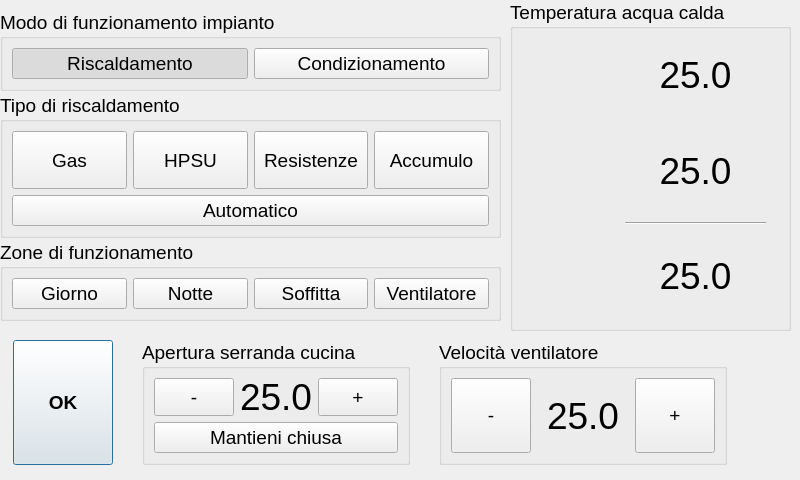
Qt form dlg_control.ui (pillo79/home-control) before a commit.
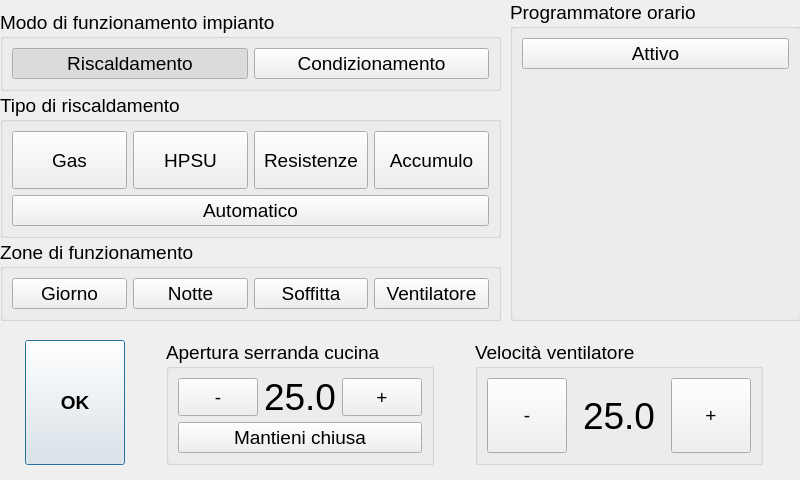
The same form after that commit. Icons and pictures are not drawn.

Commit message: [feat] control: programmatore orario fisso

What changed in the file:
```diff
--- a/dlg_control.ui
+++ b/dlg_control.ui
@@ -36,282 +36,6 @@
   <property name="windowTitle">
    <string>Form</string>
   </property>
-  <widget class="QGroupBox" name="groupBox_3">
-   <property name="geometry">
-    <rect>
-     <x>510</x>
-     <y>0</y>
-     <width>281</width>
-     <height>331</height>
-    </rect>
-   </property>
-   <property name="title">
-    <string>Temperatura acqua calda</string>
-   </property>
-   <widget class="QLabel" name="label">
-    <property name="geometry">
-     <rect>
-      <x>10</x>
-      <y>30</y>
-      <width>111</width>
-      <height>181</height>
-     </rect>
-    </property>
-    <property name="palette">
-     <palette>
-      <active>
-       <colorrole role="Base">
-        <brush brushstyle="SolidPattern">
-         <color alpha="255">
-          <red>255</red>
-          <green>255</green>
-          <blue>255</blue>
-         </color>
-        </brush>
-       </colorrole>
-       <colorrole role="Window">
-        <brush brushstyle="SolidPattern">
-         <color alpha="255">
-          <red>0</red>
-          <green>0</green>
-          <blue>255</blue>
-         </color>
-        </brush>
-       </colorrole>
-      </active>
-      <inactive>
-       <colorrole role="Base">
-        <brush brushstyle="SolidPattern">
-         <color alpha="255">
-          <red>255</red>
-          <green>255</green>
-          <blue>255</blue>
-         </color>
-        </brush>
-       </colorrole>
-       <colorrole role="Window">
-        <brush brushstyle="SolidPattern">
-         <color alpha="255">
-          <red>0</red>
-          <green>0</green>
-          <blue>255</blue>
-         </color>
-        </brush>
-       </colorrole>
-      </inactive>
-      <disabled>
-       <colorrole role="Base">
-        <brush brushstyle="SolidPattern">
-         <color alpha="255">
-          <red>0</red>
-          <green>0</green>
-          <blue>255</blue>
-         </color>
-        </brush>
-       </colorrole>
-       <colorrole role="Window">
-        <brush brushstyle="SolidPattern">
-         <color alpha="255">
-          <red>0</red>
-          <green>0</green>
-          <blue>255</blue>
-         </color>
-        </brush>
-       </colorrole>
-      </disabled>
-     </palette>
-    </property>
-    <property name="text">
-     <string/>
-    </property>
-    <property name="pixmap">
-     <pixmap resource="control.qrc">:/rc/rc/boiler.png</pixmap>
-    </property>
-    <property name="scaledContents">
-     <bool>false</bool>
-    </property>
-    <property name="alignment">
-     <set>Qt::AlignCenter</set>
-    </property>
-   </widget>
-   <widget class="QLabel" name="label_2">
-    <property name="geometry">
-     <rect>
-      <x>10</x>
-      <y>230</y>
-      <width>111</width>
-      <height>91</height>
-     </rect>
-    </property>
-    <property name="palette">
-     <palette>
-      <active>
-       <colorrole role="Base">
-        <brush brushstyle="SolidPattern">
-         <color alpha="255">
-          <red>255</red>
-          <green>255</green>
-          <blue>255</blue>
-         </color>
-        </brush>
-       </colorrole>
-       <colorrole role="Window">
-        <brush brushstyle="SolidPattern">
-         <color alpha="255">
-          <red>0</red>
-          <green>0</green>
-          <blue>255</blue>
-         </color>
-        </brush>
-       </colorrole>
-      </active>
-      <inactive>
-       <colorrole role="Base">
-        <brush brushstyle="SolidPattern">
-         <color alpha="255">
-          <red>255</red>
-          <green>255</green>
-          <blue>255</blue>
-         </color>
-        </brush>
-       </colorrole>
-       <colorrole role="Window">
-        <brush brushstyle="SolidPattern">
-         <color alpha="255">
-          <red>0</red>
-          <green>0</green>
-          <blue>255</blue>
-         </color>
-        </brush>
-       </colorrole>
-      </inactive>
-      <disabled>
-       <colorrole role="Base">
-        <brush brushstyle="SolidPattern">
-         <color alpha="255">
-          <red>0</red>
-          <green>0</green>
-          <blue>255</blue>
-         </color>
-        </brush>
-       </colorrole>
-       <colorrole role="Window">
-        <brush brushstyle="SolidPattern">
-         <color alpha="255">
-          <red>0</red>
-          <green>0</green>
-          <blue>255</blue>
-         </color>
-        </brush>
-       </colorrole>
-      </disabled>
-     </palette>
-    </property>
-    <property name="text">
-     <string/>
-    </property>
-    <property name="pixmap">
-     <pixmap resource="control.qrc">:/rc/rc/storage.png</pixmap>
-    </property>
-    <property name="scaledContents">
-     <bool>false</bool>
-    </property>
-    <property name="alignment">
-     <set>Qt::AlignCenter</set>
-    </property>
-   </widget>
-   <widget class="QWidget" name="layoutWidget">
-    <property name="geometry">
-     <rect>
-      <x>115</x>
-      <y>30</y>
-      <width>141</width>
-      <height>291</height>
-     </rect>
-    </property>
-    <layout class="QVBoxLayout" name="verticalLayout">
-     <item>
-      <widget class="QLabel" name="tlTempAcquaTop">
-       <property name="sizePolicy">
-        <sizepolicy hsizetype="Expanding" vsizetype="Expanding">
-         <horstretch>0</horstretch>
-         <verstretch>0</verstretch>
-        </sizepolicy>
-       </property>
-       <property name="font">
-        <font>
-         <pointsize>28</pointsize>
-        </font>
-       </property>
-       <property name="text">
-        <string>25.0</string>
-       </property>
-       <property name="scaledContents">
-        <bool>false</bool>
-       </property>
-       <property name="alignment">
-        <set>Qt::AlignCenter</set>
-       </property>
-      </widget>
-     </item>
-     <item>
-      <widget class="QLabel" name="tlTempAcquaBot">
-       <property name="sizePolicy">
-        <sizepolicy hsizetype="Expanding" vsizetype="Expanding">
-         <horstretch>0</horstretch>
-         <verstretch>0</verstretch>
-        </sizepolicy>
-       </property>
-       <property name="font">
-        <font>
-         <pointsize>28</pointsize>
-        </font>
-       </property>
-       <property name="text">
-        <string>25.0</string>
-       </property>
-       <property name="scaledContents">
-        <bool>false</bool>
-       </property>
-       <property name="alignment">
-        <set>Qt::AlignCenter</set>
-       </property>
-      </widget>
-     </item>
-     <item>
-      <widget class="Line" name="line">
-       <property name="orientation">
-        <enum>Qt::Horizontal</enum>
-       </property>
-      </widget>
-     </item>
-     <item>
-      <widget class="QLabel" name="tlTempAccumulo">
-       <property name="sizePolicy">
-        <sizepolicy hsizetype="Expanding" vsizetype="Expanding">
-         <horstretch>0</horstretch>
-         <verstretch>0</verstretch>
-        </sizepolicy>
-       </property>
-       <property name="font">
-        <font>
-         <pointsize>28</pointsize>
-        </font>
-       </property>
-       <property name="text">
-        <string>25.0</string>
-       </property>
-       <property name="scaledContents">
-        <bool>false</bool>
-       </property>
-       <property name="alignment">
-        <set>Qt::AlignCenter</set>
-       </property>
-      </widget>
-     </item>
-    </layout>
-   </widget>
-  </widget>
   <widget class="QWidget" name="layoutWidget">
    <property name="geometry">
     <rect>
@@ -590,7 +314,7 @@
     <rect>
      <x>0</x>
      <y>340</y>
-     <width>740</width>
+     <width>791</width>
      <height>125</height>
     </rect>
    </property>
@@ -802,6 +526,43 @@
     </item>
    </layout>
   </widget>
+  <widget class="QGroupBox" name="groupBox">
+   <property name="geometry">
+    <rect>
+     <x>510</x>
+     <y>0</y>
+     <width>291</width>
+     <height>321</height>
+    </rect>
+   </property>
+   <property name="title">
+    <string>Programmatore orario</string>
+   </property>
+   <layout class="QVBoxLayout" name="verticalLayout">
+    <item>
+     <widget class="QPushButton" name="pbProg">
+      <property name="text">
+       <string>Attivo</string>
+      </property>
+      <property name="checkable">
+       <bool>true</bool>
+      </property>
+     </widget>
+    </item>
+    <item>
+     <widget class="QWidget" name="gridWidget" native="true">
+      <property name="cursor">
+       <cursorShape>ArrowCursor</cursorShape>
+      </property>
+      <layout class="QGridLayout" name="progGridLayout">
+       <property name="spacing">
+        <number>1</number>
+       </property>
+      </layout>
+     </widget>
+    </item>
+   </layout>
+  </widget>
  </widget>
  <resources>
   <include location="control.qrc"/>
```
The commit also changes 5 other files.
